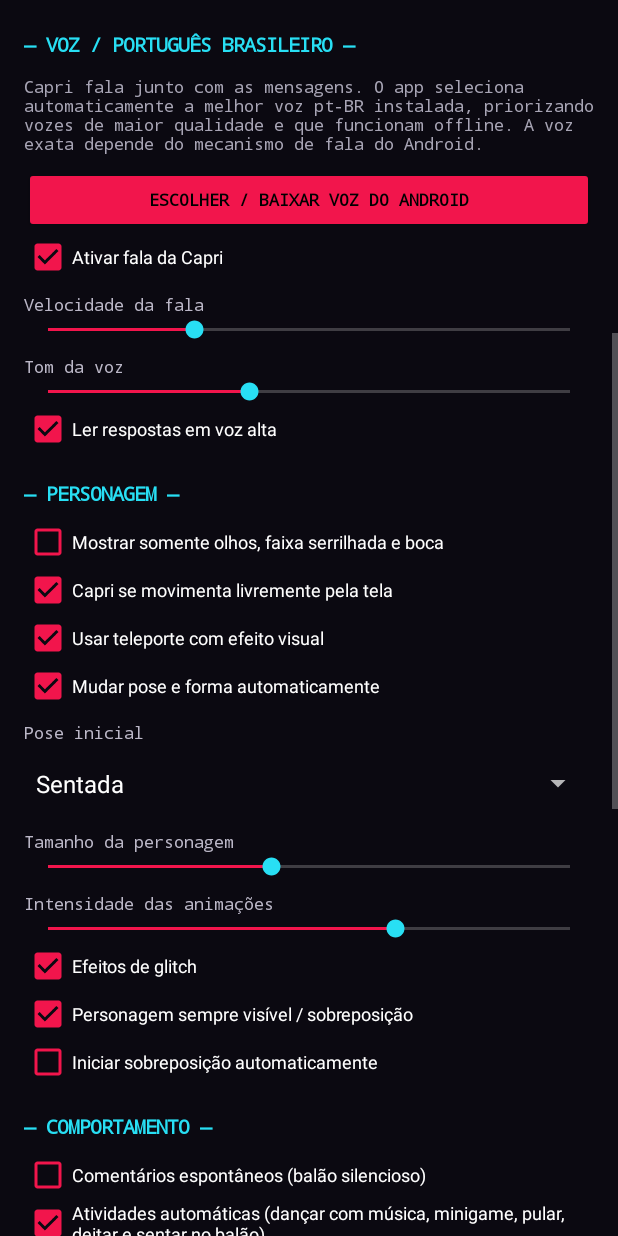
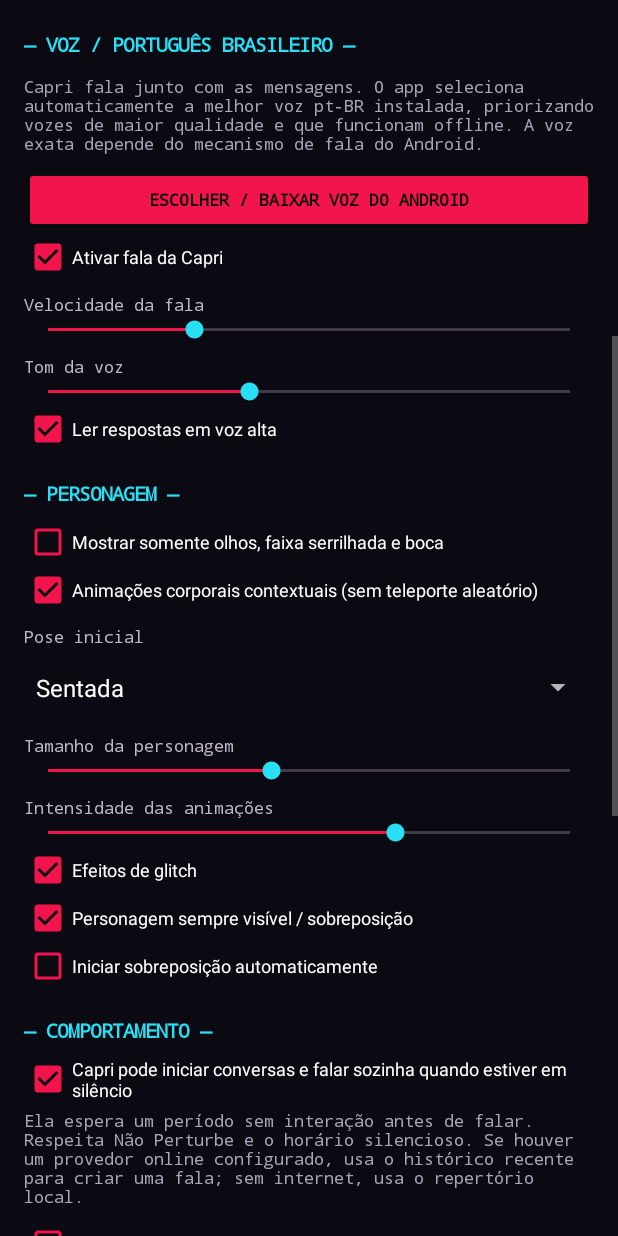
Before and after one commit to crazybreakdown885-boop/USB-Screen-Cast., an Android app: the CapriSettingsActivity screen opened directly, with no data from a screen before it, scrolled down 576 dp, on a phone screen of 412 x 824 dp. Run offline under Robolectric (Android 15) with nearby library versions, the phone set to English and light mode, and no system bars; pictures from the network do not load.

Commit message:
Expose autonomous speech and contextual animation controls in Portuguese settings

```diff
--- a/CapriAI/app/src/main/java/com/nightcity/capriai/CapriSettingsActivity.java
+++ b/CapriAI/app/src/main/java/com/nightcity/capriai/CapriSettingsActivity.java
@@ -58,9 +58,7 @@ public class CapriSettingsActivity extends Activity {
         check("Ler respostas em voz alta","voice_replies",true);
         section("PERSONAGEM");
         check("Mostrar somente olhos, faixa serrilhada e boca","face_only",false);
-        check("Capri se movimenta livremente pela tela","free_roam",true);
-        check("Usar teleporte com efeito visual","teleport_enabled",true);
-        check("Mudar pose e forma automaticamente","auto_morph",true);
+        check("Animações corporais contextuais (sem teleporte aleatório)","idle_activities",true);
         String[] poses={"sit","lie","crouch","back"};String[] poseLabels={"Sentada","Deitada","Agachada","De costas"};Spinner pose=new Spinner(this);pose.setAdapter(new ArrayAdapter<String>(this,android.R.layout.simple_spinner_dropdown_item,poseLabels));String poseSaved=prefs.getString("character_pose","sit");int poseIndex=java.util.Arrays.asList(poses).indexOf(poseSaved);pose.setSelection(poseIndex<0?0:poseIndex);row("Pose inicial",pose);
         seek("Tamanho da personagem","character_scale",40,180,100);
         seek("Intensidade das animações","animation_intensity",0,150,100);
@@ -68,8 +66,8 @@ public class CapriSettingsActivity extends Activity {
         check("Personagem sempre visível / sobreposição","always_on_top",true);
         check("Iniciar sobreposição automaticamente","overlay_enabled",false);
         section("COMPORTAMENTO");
-        check("Comentários espontâneos (balão silencioso)","idle_remarks",false);
-        check("Atividades automáticas (dançar com música, minigame, pular, deitar e sentar no balão)","idle_activities",true);
+        check("Capri pode iniciar conversas e falar sozinha quando estiver em silêncio","autonomous_speech",true);
+        TextView autonomyInfo=text("Ela espera um período sem interação antes de falar. Respeita Não Perturbe e o horário silencioso. Se houver um provedor online configurado, usa o histórico recente para criar uma fala; sem internet, usa o repertório local.",11,0xffa8a5b5);autonomyInfo.setPadding(0,dp(4),0,dp(8));page.addView(autonomyInfo);
         check("Não perturbe","do_not_disturb",false);
         check("Horário silencioso (22:00–08:00)","quiet_hours",true);
         check("Ocultar personagem ao digitar","hide_while_typing",false);
```
